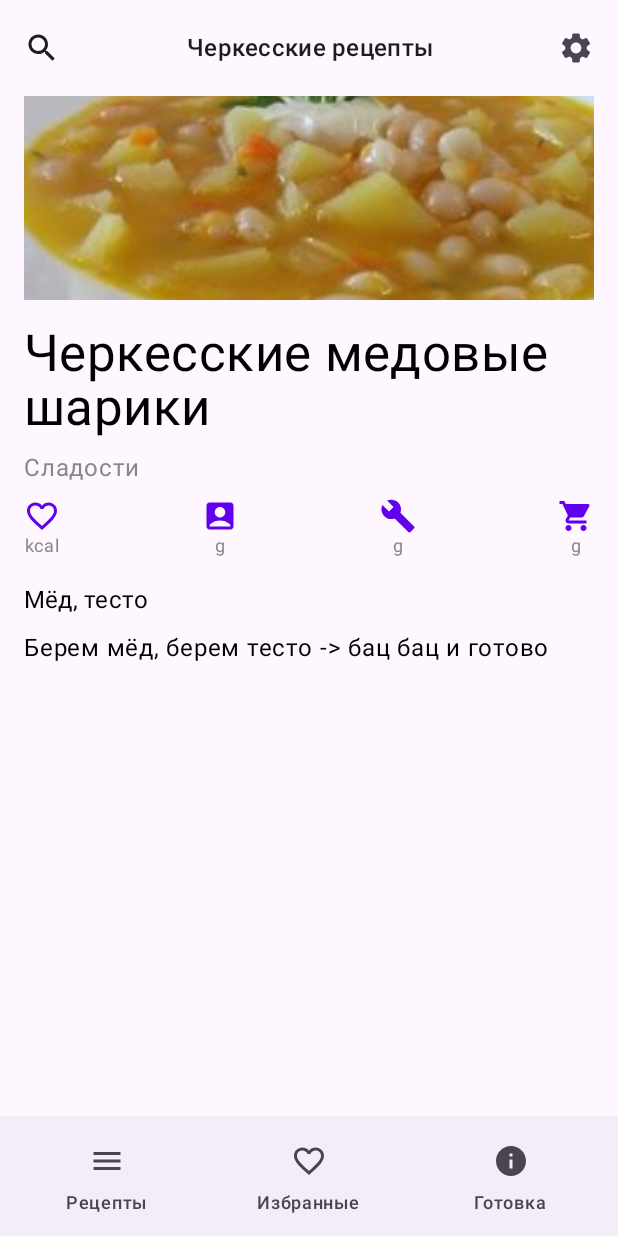
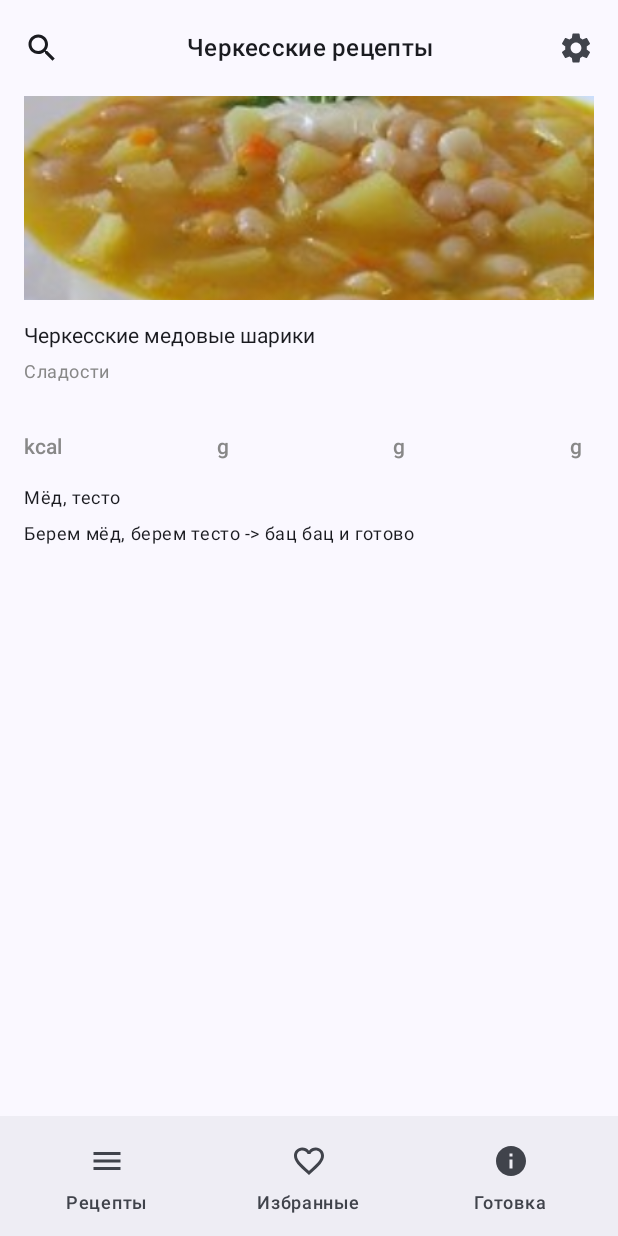
Before and after one commit to RAHIDDENPOOL/CircassianRecipeApp, an Android app built with Jetpack Compose: the screen it shows after launch (MainActivity), after a tap on "Черкесские медовые шарики", on a phone screen of 412 x 824 dp. Run offline under Robolectric (Android 15) with nearby library versions, the phone set to English and light mode, and no system bars; our stand-ins replace Dagger/Hilt's generated code, Room's generated code.

Commit message:
Material you Design

```diff
--- a/app/src/main/java/com/example/circassianrecipeapp/presentation/navigation/BottomNavigationBar.kt
+++ b/app/src/main/java/com/example/circassianrecipeapp/presentation/navigation/BottomNavigationBar.kt
@@ -15,6 +15,7 @@ import androidx.compose.runtime.getValue
 import androidx.compose.ui.Modifier
 import androidx.navigation.NavHostController
 import androidx.navigation.compose.currentBackStackEntryAsState
+import com.example.circassianrecipeapp.presentation.theme.CircassianRecipeAppTheme
 
 @Composable
 fun BottomNavigationBar(navHostController: NavHostController) {
@@ -38,7 +39,7 @@ fun BottomNavigationBar(navHostController: NavHostController) {
             unSelectedIcon = Icons.Default.Info,
         ),
     )
-
+    CircassianRecipeAppTheme {
         Column {
             BottomAppBar(
                 modifier = Modifier.navigationBarsPadding()
@@ -72,3 +73,4 @@ fun BottomNavigationBar(navHostController: NavHostController) {
             }
         }
     }
+}
--- a/app/src/main/java/com/example/circassianrecipeapp/presentation/navigation/TopNavigationBar.kt
+++ b/app/src/main/java/com/example/circassianrecipeapp/presentation/navigation/TopNavigationBar.kt
@@ -16,10 +16,12 @@ import androidx.compose.ui.res.stringResource
 import androidx.compose.ui.text.style.TextAlign
 import androidx.navigation.NavHostController
 import com.example.circassianrecipeapp.R
+import com.example.circassianrecipeapp.presentation.theme.CircassianRecipeAppTheme
 
 @OptIn(ExperimentalMaterial3Api::class)
 @Composable
 fun TopNavigationBar(navHostController: NavHostController) {
+    CircassianRecipeAppTheme {
         TopAppBar(
             title = {
                 Text(
@@ -47,3 +49,4 @@ fun TopNavigationBar(navHostController: NavHostController) {
             },
         )
     }
+}
--- a/app/src/main/java/com/example/circassianrecipeapp/presentation/screens/recipes/RecipesScreen.kt
+++ b/app/src/main/java/com/example/circassianrecipeapp/presentation/screens/recipes/RecipesScreen.kt
@@ -3,7 +3,7 @@ package com.example.circassianrecipeapp.presentation.screens.recipes
 
 import android.annotation.SuppressLint
 import androidx.compose.foundation.layout.fillMaxSize
-import androidx.compose.material.Scaffold
+import androidx.compose.material3.Scaffold
 import androidx.compose.runtime.Composable
 import androidx.compose.runtime.LaunchedEffect
 import androidx.compose.runtime.collectAsState
@@ -18,11 +18,14 @@ import com.example.circassianrecipeapp.presentation.screens.recipes.components.C
 import com.example.circassianrecipeapp.presentation.screens.recipes.components.RecipeCardsColumn
 import com.example.circassianrecipeapp.presentation.screens.recipes.utils.VerticalNestedScrollView
 import com.example.circassianrecipeapp.presentation.screens.recipes.utils.rememberNestedScrollViewState
+import com.example.circassianrecipeapp.presentation.theme.CircassianRecipeAppTheme
 
-@SuppressLint("UnusedMaterialScaffoldPaddingParameter")
+@SuppressLint("UnusedMaterial3ScaffoldPaddingParameter")
 @Composable
 fun RecipesScreen(navController: NavController, viewModel: BaseViewModel) {
+
     val userState by remember { viewModel.userState }.collectAsState()
+    CircassianRecipeAppTheme {
         Scaffold(
             Modifier
                 .fillMaxSize()
@@ -60,3 +63,4 @@ fun RecipesScreen(navController: NavController, viewModel: BaseViewModel) {
             )
         }
     }
+}
--- a/app/src/main/java/com/example/circassianrecipeapp/presentation/screens/recipes/components/Carousel.kt
+++ b/app/src/main/java/com/example/circassianrecipeapp/presentation/screens/recipes/components/Carousel.kt
@@ -2,7 +2,9 @@ package com.example.circassianrecipeapp.presentation.screens.recipes.components
 
 import androidx.compose.animation.animateContentSize
 import androidx.compose.animation.core.tween
+import androidx.compose.foundation.BorderStroke
 import androidx.compose.foundation.Image
+import androidx.compose.foundation.background
 import androidx.compose.foundation.layout.Row
 import androidx.compose.foundation.layout.fillMaxSize
 import androidx.compose.foundation.layout.fillMaxWidth
@@ -11,27 +13,35 @@ import androidx.compose.foundation.layout.padding
 import androidx.compose.foundation.layout.width
 import androidx.compose.foundation.lazy.LazyRow
 import androidx.compose.foundation.lazy.items
+import androidx.compose.foundation.shape.CircleShape
 import androidx.compose.foundation.shape.RoundedCornerShape
 import androidx.compose.material3.Card
 import androidx.compose.material3.CardDefaults
+import androidx.compose.material3.MaterialTheme
 import androidx.compose.runtime.Composable
+import androidx.compose.runtime.currentComposer
 import androidx.compose.ui.Alignment
 import androidx.compose.ui.Modifier
 import androidx.compose.ui.layout.ContentScale
 import androidx.compose.ui.res.painterResource
 import androidx.compose.ui.unit.dp
 import com.example.circassianrecipeapp.R
+import com.example.circassianrecipeapp.presentation.theme.CircassianRecipeAppTheme
+import com.example.circassianrecipeapp.presentation.theme.MainContentColorMaterialTheme
+import com.example.circassianrecipeapp.presentation.theme.UnPickedColorMaterialTheme
 
 @Composable
 fun Carousel() {
+    CircassianRecipeAppTheme {
         LazyRow {
             items(items.take(3)) {
                 ItemView(
                     modifier = Modifier
                         .animateContentSize(animationSpec = tween(durationMillis = 200))
                         .padding(start = 16.dp, end = 8.dp, bottom = 16.dp, top = 63.dp)
-                    .fillMaxWidth(),
+                        .fillMaxWidth()
                 )
+            }
         }
     }
 }
@@ -40,13 +50,12 @@ fun Carousel() {
 fun ItemView(
     modifier: Modifier = Modifier,
 ) {
+    CircassianRecipeAppTheme {
         Card(
             onClick = { /*TODO*/ },
             modifier = modifier
                 .height(205.dp)
                 .width(154.dp),
-        shape = RoundedCornerShape(16.dp),
-        elevation = CardDefaults.cardElevation(24.dp),
         ) {
             Row(
                 modifier = Modifier.fillMaxSize(),
@@ -54,10 +63,11 @@ fun ItemView(
             ) {
                 Image(
                     modifier = Modifier.fillMaxSize(),
-                painter = painterResource(id = R.drawable.carousel_first_item),
+                    painter = painterResource(id = R.drawable.circassian_flag),
                     contentDescription = null,
                     contentScale = ContentScale.FillBounds,
                 )
+            }
         }
     }
 }
--- a/app/src/main/java/com/example/circassianrecipeapp/presentation/screens/recipes/components/DetailsScreen.kt
+++ b/app/src/main/java/com/example/circassianrecipeapp/presentation/screens/recipes/components/DetailsScreen.kt
@@ -11,18 +11,17 @@ import androidx.compose.foundation.layout.fillMaxWidth
 import androidx.compose.foundation.layout.height
 import androidx.compose.foundation.layout.padding
 import androidx.compose.foundation.lazy.LazyColumn
-import androidx.compose.material.Icon
-import androidx.compose.material.IconButton
-import androidx.compose.material.MaterialTheme
-import androidx.compose.material.Text
 import androidx.compose.material.icons.Icons
 import androidx.compose.material.icons.automirrored.filled.ArrowBack
 import androidx.compose.material.icons.filled.AccountBox
 import androidx.compose.material.icons.filled.Build
 import androidx.compose.material.icons.filled.FavoriteBorder
 import androidx.compose.material.icons.filled.ShoppingCart
+import androidx.compose.material3.Icon
+import androidx.compose.material3.IconButton
+import androidx.compose.material3.MaterialTheme
 import androidx.compose.material3.Scaffold
-import androidx.compose.material3.TopAppBar
+import androidx.compose.material3.Text
 import androidx.compose.runtime.Composable
 import androidx.compose.runtime.LaunchedEffect
 import androidx.compose.runtime.collectAsState
@@ -33,6 +32,7 @@ import androidx.compose.ui.graphics.Color
 import androidx.compose.ui.graphics.vector.ImageVector
 import androidx.compose.ui.layout.ContentScale
 import androidx.compose.ui.res.painterResource
+import androidx.compose.ui.text.TextStyle
 import androidx.compose.ui.text.style.TextAlign
 import androidx.compose.ui.unit.dp
 import androidx.navigation.NavController
@@ -41,16 +41,17 @@ import com.example.circassianrecipeapp.domain.BaseViewModel
 import com.example.circassianrecipeapp.domain.UserAction
 import com.example.circassianrecipeapp.domain.UserState
 import com.example.circassianrecipeapp.presentation.navigation.Route
+import com.example.circassianrecipeapp.presentation.theme.CircassianRecipeAppTheme
+import com.example.circassianrecipeapp.presentation.theme.PickedColorMaterialTheme
 
 @SuppressLint("UnusedMaterial3ScaffoldPaddingParameter")
 @Composable
 fun DetailsScreen(recipeId: Int, viewModel: BaseViewModel, navController: NavController) {
+    CircassianRecipeAppTheme {
         val userState by viewModel.userState.collectAsState()
-
         LaunchedEffect(recipeId) {
             viewModel.handleIntent(UserAction.OpenRecipe(recipeId))
         }
-
         when (val content = userState) {
             is UserState.SelectedContent -> {
                 val recipe = content.selectedRecipe
@@ -58,7 +59,6 @@ fun DetailsScreen(recipeId: Int, viewModel: BaseViewModel, navController: NavCon
                     topBar = {
                         androidx.compose.material.TopAppBar(
                             title = { Text(text = recipe.title) },
-                        backgroundColor = MaterialTheme.colors.primary,
                             actions = {
                                 IconButton(onClick = { navController.navigate(Route.RECIPESSCREEN) }) {
                                     Icon(
@@ -78,7 +78,7 @@ fun DetailsScreen(recipeId: Int, viewModel: BaseViewModel, navController: NavCon
                     ) {
                         item {
                             Image(
-                            painter = painterResource(id = R.drawable.dish_one),
+                                painter = painterResource(id = R.drawable.dish_one), //Todo непонятно как передать картинку
                                 contentDescription = "Recipe Image",
                                 modifier = Modifier
                                     .fillMaxWidth()
@@ -88,12 +88,12 @@ fun DetailsScreen(recipeId: Int, viewModel: BaseViewModel, navController: NavCon
                             )
                             Text(
                                 text = recipe.title,
-                            style = MaterialTheme.typography.h4,
+                                style = TextStyle.Default,
                                 modifier = Modifier.padding(bottom = 8.dp)
                             )
                             Text(
                                 text = recipe.category,
-                            style = MaterialTheme.typography.body1,
+                                style = MaterialTheme.typography.bodySmall,
                                 color = Color.Gray,
                                 modifier = Modifier.padding(bottom = 8.dp)
                             )
@@ -112,12 +112,12 @@ fun DetailsScreen(recipeId: Int, viewModel: BaseViewModel, navController: NavCon
                             Spacer(modifier = Modifier.height(16.dp))
                             Text(
                                 text = recipe.ingredients,
-                            style = MaterialTheme.typography.subtitle1,
+                                style = MaterialTheme.typography.bodySmall,
                                 modifier = Modifier.padding(bottom = 8.dp)
                             )
                             Text(
                                 text = recipe.instructions,
-                            style = MaterialTheme.typography.body1,
+                                style = MaterialTheme.typography.bodySmall,
                                 textAlign = TextAlign.Justify
                             )
                         }
@@ -125,8 +125,10 @@ fun DetailsScreen(recipeId: Int, viewModel: BaseViewModel, navController: NavCon
 
                 }
             }
+
             else -> {
                 /* Обработка других состояний */
+            }
         }
     }
 }
@@ -139,11 +141,11 @@ fun NutritionLabel(icon: ImageVector, value: String) {
         Icon(
             imageVector = icon,
             contentDescription = null,
-            tint = MaterialTheme.colors.primary
+            tint = MaterialTheme.colorScheme.surface
         )
         Text(
             text = value,
-            style = MaterialTheme.typography.caption,
+            style = MaterialTheme.typography.labelLarge,
             color = Color.Gray
         )
     }
--- a/app/src/main/java/com/example/circassianrecipeapp/presentation/screens/recipes/components/RecipeCardsColumn.kt
+++ b/app/src/main/java/com/example/circassianrecipeapp/presentation/screens/recipes/components/RecipeCardsColumn.kt
@@ -37,6 +37,7 @@ import androidx.navigation.NavController
 import com.example.circassianrecipeapp.R
 import com.example.circassianrecipeapp.data.entity.Recipe
 import com.example.circassianrecipeapp.presentation.navigation.Route
+import com.example.circassianrecipeapp.presentation.theme.CircassianRecipeAppTheme
 import com.example.circassianrecipeapp.presentation.theme.DescriptionTextColorMaterialTheme
 import com.example.circassianrecipeapp.presentation.theme.IconColor
 import com.example.circassianrecipeapp.presentation.theme.TitleTextColorMaterialTheme
@@ -49,7 +50,7 @@ fun RecipeCardsColumn(
     navController: NavController,
 ) {
     val recipesList by recipes.collectAsState(emptyList())
-    MaterialTheme {
+    CircassianRecipeAppTheme {
         LazyColumn(
             contentPadding = PaddingValues(16.dp),
             verticalArrangement = Arrangement.spacedBy(16.dp),
@@ -71,6 +72,7 @@ fun ColumnItem(
     modifier: Modifier,
     recipe: Recipe
 ) {
+    CircassianRecipeAppTheme {
         Card(
             modifier = modifier,
             shape = RoundedCornerShape(10.dp),
@@ -81,7 +83,7 @@ fun ColumnItem(
                     .padding(16.dp),
             ) {
                 Image(
-                painter = painterResource(id = R.drawable.dish_one),
+                    painter = painterResource(id = R.drawable.circassian_flag),
                     contentDescription = recipe.title,
                     modifier = Modifier
                         .fillMaxWidth()
@@ -94,20 +96,17 @@ fun ColumnItem(
                     text = recipe.title,
                     fontSize = 20.sp,
                     fontWeight = FontWeight.Bold,
-                color = TitleTextColorMaterialTheme,
                 )
                 Spacer(modifier = Modifier.height(8.dp))
                 Text(
                     text = recipe.label,
                     fontSize = 16.sp,
-                color = DescriptionTextColorMaterialTheme,
                 )
                 Spacer(modifier = Modifier.height(8.dp))
                 Text(
                     text = recipe.description,
                     fontSize = 14.sp,
                     lineHeight = 20.sp,
-                color = DescriptionTextColorMaterialTheme,
                     maxLines = 3,
                     overflow = TextOverflow.Ellipsis,
                 )
@@ -154,7 +153,6 @@ fun ColumnItem(
                     Icon(
                         painter = painterResource(id = R.drawable.ic_favorites),
                         contentDescription = null,
-                    tint = IconColor,
                         modifier = Modifier
                             .size(24.dp)
                             .align(Alignment.CenterVertically),
@@ -163,3 +161,4 @@ fun ColumnItem(
             }
         }
     }
+}
--- a/app/src/main/java/com/example/circassianrecipeapp/presentation/theme/Color.kt
+++ b/app/src/main/java/com/example/circassianrecipeapp/presentation/theme/Color.kt
@@ -10,3 +10,12 @@ val PickedColorMaterialTheme = Color(0xFFD8E7CB)
 val BottomAppBarColorMaterialTheme = Color(0xFFEEEEE7)
 val IconColor = Color(0xFF4D444C)
 val labelButtonColor = Color(0xFFDFE4D7)
+
+
+val LightPrimary = Color(0xFF3c6939)
+val LightOnPrimary = Color(0xFF002203)
+val LightSecondary = Color(0xFF53634f)
+
+val DarkPrimary = Color(0xFFa1d399)
+val DarkOnPrimary = Color(0xFF0b390f)
+val DarkTertiary = Color(0xFFa0cfd4)
--- a/app/src/main/java/com/example/circassianrecipeapp/presentation/theme/Theme.kt
+++ b/app/src/main/java/com/example/circassianrecipeapp/presentation/theme/Theme.kt
@@ -16,15 +16,15 @@ import androidx.compose.ui.platform.LocalView
 import androidx.core.view.WindowCompat
 
 val DarkColorScheme = darkColorScheme(
-    primary = TitleTextColorMaterialTheme,
-    secondary = UnPickedColorMaterialTheme,
-    tertiary = PickedColorMaterialTheme,
+    primary = DarkPrimary,
+    secondary = DarkOnPrimary,
+    tertiary = DarkTertiary,
 )
 
 val LightColorScheme = lightColorScheme(
-    primary = TitleTextColorMaterialTheme,
-    secondary = UnPickedColorMaterialTheme,
-    tertiary = PickedColorMaterialTheme,
+    primary = LightPrimary,
+    secondary = LightOnPrimary,
+    tertiary = LightSecondary,
 )
 
 @Composable
--- a/app/src/main/java/com/example/circassianrecipeapp/presentation/theme/Type.kt
+++ b/app/src/main/java/com/example/circassianrecipeapp/presentation/theme/Type.kt
@@ -15,7 +15,6 @@ val Typography = Typography(
         lineHeight = 24.sp,
         letterSpacing = 0.5.sp,
     ),
-    /* Other default text styles to override
     titleLarge = TextStyle(
         fontFamily = FontFamily.Default,
         fontWeight = FontWeight.Normal,
@@ -30,5 +29,4 @@ val Typography = Typography(
         lineHeight = 16.sp,
         letterSpacing = 0.5.sp
     )
-    */
 )
```
Also changed, not shown: app/src/main/java/com/example/circassianrecipeapp/presentation/screens/cooking/CookingScreen.kt (+14 -6 lines), app/src/main/java/com/example/circassianrecipeapp/presentation/screens/favorites/FavoritesScreen.kt (+14 -6 lines), app/src/main/java/com/example/circassianrecipeapp/presentation/screens/search/SearchScreen.kt (+16 -1 lines), app/src/main/java/com/example/circassianrecipeapp/presentation/screens/settings/SettingsScreen.kt (+16 -1 lines), app/src/main/res/drawable/circassian_flag.jpeg (added). Lines whose indentation alone changed are shown as unchanged.
